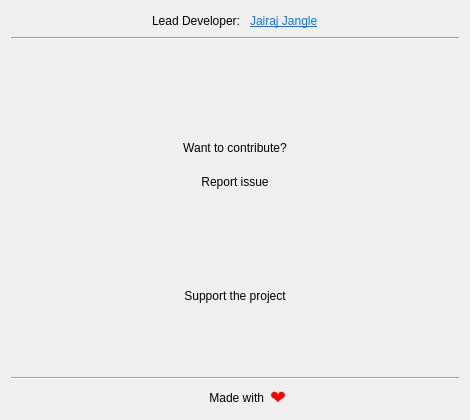
The window that aboutdialog.ui (JairajJangle/OpenCV-Catalogue) describes before a commit, drawn with Qt 5.
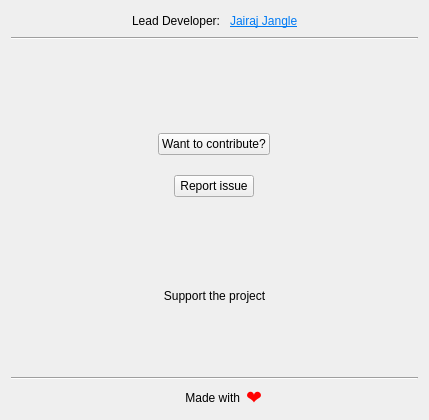
The same window after the commit. Icons and pictures are not drawn.

Commit message: Added and implemented Github repo and issues link buttons

```diff
--- a/aboutdialog.ui
+++ b/aboutdialog.ui
@@ -6,7 +6,7 @@
    <rect>
     <x>0</x>
     <y>0</y>
-    <width>470</width>
+    <width>429</width>
     <height>420</height>
    </rect>
   </property>
@@ -23,6 +23,22 @@
        </property>
       </widget>
      </item>
+     <item row="6" column="0">
+      <spacer name="verticalSpacer_4">
+       <property name="orientation">
+        <enum>Qt::Vertical</enum>
+       </property>
+       <property name="sizeType">
+        <enum>QSizePolicy::MinimumExpanding</enum>
+       </property>
+       <property name="sizeHint" stdset="0">
+        <size>
+         <width>20</width>
+         <height>40</height>
+        </size>
+       </property>
+      </spacer>
+     </item>
      <item row="9" column="0">
       <widget class="Line" name="line">
        <property name="orientation">
@@ -180,9 +196,6 @@
          </item>
         </layout>
        </item>
-       <item>
-        <layout class="QHBoxLayout" name="horizontalLayout_4"/>
-       </item>
       </layout>
      </item>
      <item row="10" column="0">
@@ -236,24 +249,38 @@
         <number>20</number>
        </property>
        <item>
-        <widget class="QLabel" name="label_5">
-         <property name="text">
-          <string>Want to contribute?</string>
-         </property>
-         <property name="alignment">
-          <set>Qt::AlignCenter</set>
-         </property>
-        </widget>
+        <layout class="QHBoxLayout" name="horizontalLayout_4">
+         <item>
+          <widget class="QPushButton" name="buttonContribute">
+           <property name="sizePolicy">
+            <sizepolicy hsizetype="Fixed" vsizetype="Fixed">
+             <horstretch>0</horstretch>
+             <verstretch>0</verstretch>
+            </sizepolicy>
+           </property>
+           <property name="text">
+            <string>Want to contribute?</string>
+           </property>
+          </widget>
+         </item>
+        </layout>
        </item>
        <item>
-        <widget class="QLabel" name="label_6">
-         <property name="text">
-          <string>Report issue</string>
-         </property>
-         <property name="alignment">
-          <set>Qt::AlignCenter</set>
-         </property>
-        </widget>
+        <layout class="QHBoxLayout" name="horizontalLayout_5">
+         <item>
+          <widget class="QPushButton" name="buttonReportIssue">
+           <property name="sizePolicy">
+            <sizepolicy hsizetype="Fixed" vsizetype="Fixed">
+             <horstretch>0</horstretch>
+             <verstretch>0</verstretch>
+            </sizepolicy>
+           </property>
+           <property name="text">
+            <string>Report issue</string>
+           </property>
+          </widget>
+         </item>
+        </layout>
        </item>
       </layout>
      </item>
@@ -262,6 +289,9 @@
        <property name="orientation">
         <enum>Qt::Vertical</enum>
        </property>
+       <property name="sizeType">
+        <enum>QSizePolicy::MinimumExpanding</enum>
+       </property>
        <property name="sizeHint" stdset="0">
         <size>
          <width>20</width>
```
Left out of the diff: 17 changed lines with no effect on the pictures. The commit also changes 2 other files.
